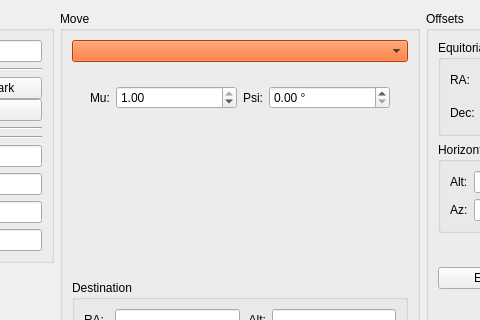
pyobs/pyobs-gui, file pyobs_gui/qt/widgettelescope.ui: the form before one commit; both pictures show x 141 to 621 and y 0 to 320 of the 1019 by 652 pixel window.
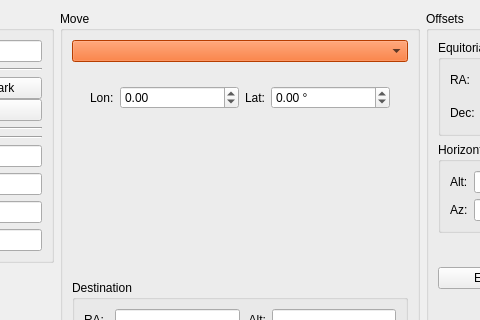
The form after the commit. Icons and pictures are not drawn.

Commit message: changed IMuPsi to ICoordsHGS

The edit to the form file:
```diff
--- a/pyobs_gui/qt/widgettelescope.ui
+++ b/pyobs_gui/qt/widgettelescope.ui
@@ -805,7 +805,7 @@
                <item row="0" column="2">
                 <widget class="QLabel" name="label_37">
                  <property name="text">
-                  <string>Psi:</string>
+                  <string>Lat:</string>
                  </property>
                 </widget>
                </item>
@@ -820,21 +820,24 @@
                  <property name="suffix">
                   <string/>
                  </property>
+                 <property name="minimum">
+                  <double>-180.000000000000000</double>
+                 </property>
                  <property name="maximum">
-                  <double>1.000000000000000</double>
+                  <double>180.000000000000000</double>
                  </property>
                  <property name="singleStep">
                   <double>0.100000000000000</double>
                  </property>
                  <property name="value">
-                  <double>1.000000000000000</double>
+                  <double>0.000000000000000</double>
                  </property>
                 </widget>
                </item>
                <item row="0" column="0">
                 <widget class="QLabel" name="label_38">
                  <property name="text">
-                  <string>Mu:</string>
+                  <string>Lon:</string>
                  </property>
                 </widget>
                </item>
@@ -849,8 +852,11 @@
                  <property name="suffix">
                   <string> °</string>
                  </property>
+                 <property name="minimum">
+                  <double>-90.000000000000000</double>
+                 </property>
                  <property name="maximum">
-                  <double>360.000000000000000</double>
+                  <double>90.000000000000000</double>
                  </property>
                 </widget>
                </item>
```
Left out of the diff: 6 changed lines with no effect on the pictures. The commit also changes 2 other files.
